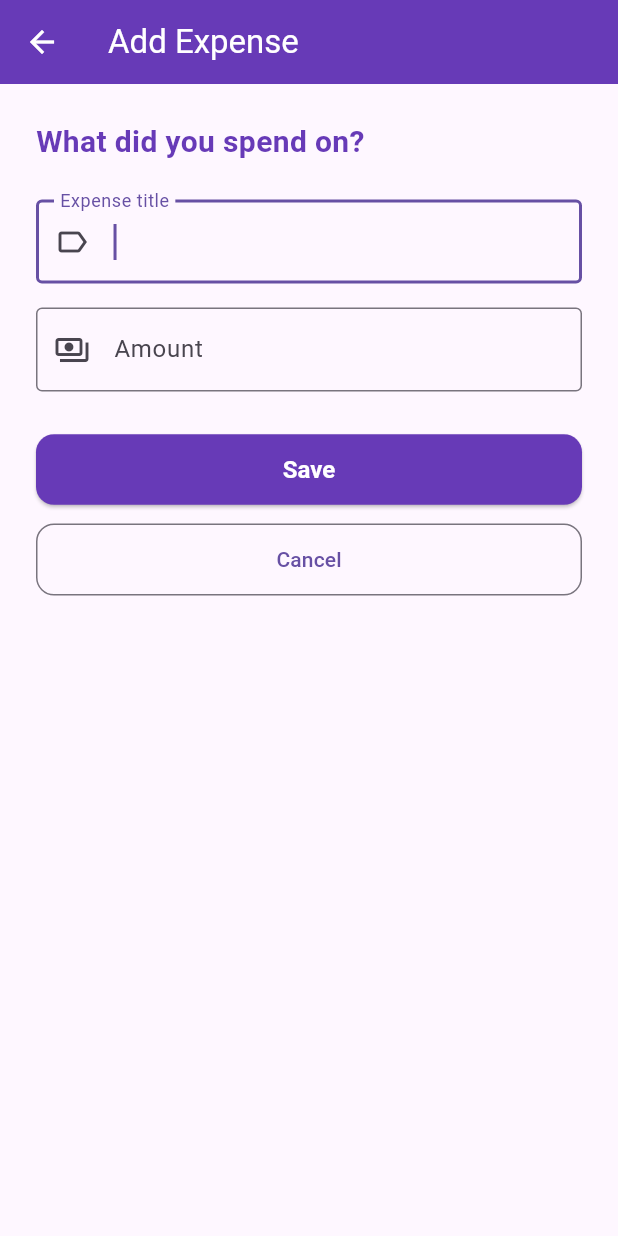
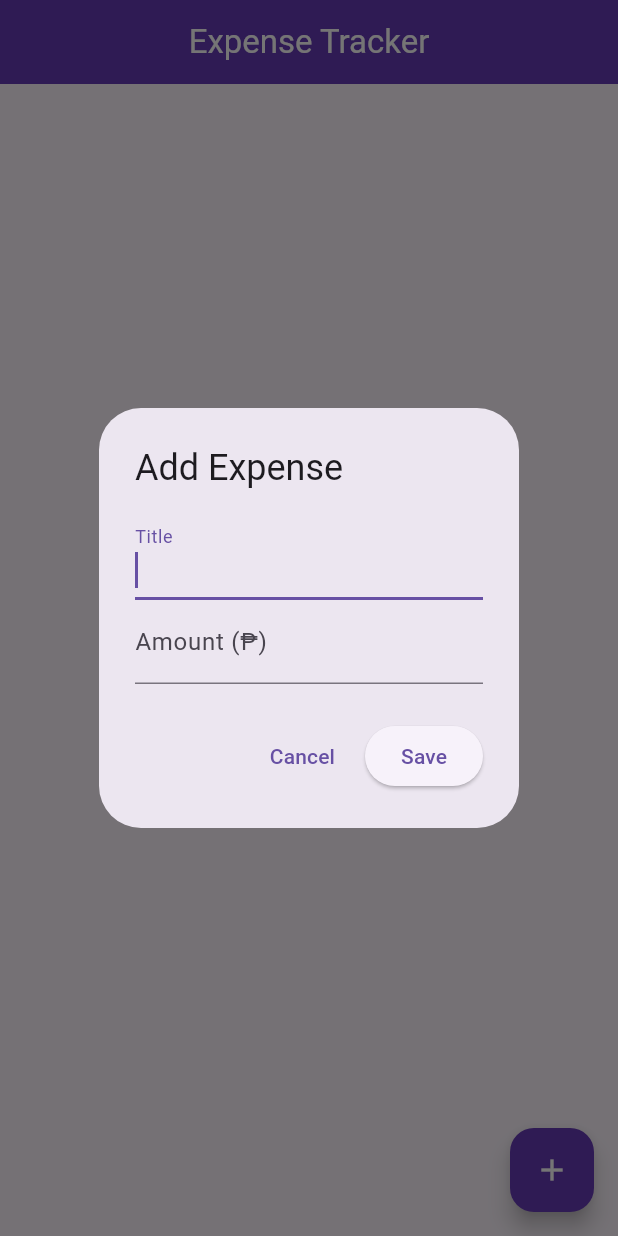
Before and after one commit to ibruzo06/bsis3A-flutter-setup-BRUZO, a Flutter app: the screen it shows after launch, after a tap on the "add" icon, on a phone screen of 412 x 824 dp. Run offline on Flutter 3.47's test engine with Material 3 defaults, Android fonts, the phone set to English and light mode, and no system bars.

Commit message:
Expense List UI

```diff
--- a/lib/main.dart
+++ b/lib/main.dart
@@ -1,226 +1,218 @@
 import 'package:flutter/material.dart';
 
-void main() => runApp(const MaterialApp(
-      debugShowCheckedModeBanner: false,
-      home: ExpenseListPage(),
-    ));
+// ── Model ──────────────────────────────────────────────────────────────────────
 
-// ── Expense Model ──
 class Expense {
-  String title;
-  double amount;
-  Expense({required this.title, required this.amount});
+  final String title;
+  final double amount;
+  final String date;
+
+  const Expense({required this.title, required this.amount, required this.date});
 }
 
-// ── Screen 1: Expense List ──
-class ExpenseListPage extends StatefulWidget {
-  const ExpenseListPage({super.key});
-  @override
-  State<ExpenseListPage> createState() => _ExpenseListPageState();
-}
+// ── Dummy Data ─────────────────────────────────────────────────────────────────
 
-class _ExpenseListPageState extends State<ExpenseListPage> {
-  final List<Expense> _expenses = [
-    Expense(title: 'Coffee', amount: 80),
-    Expense(title: 'Groceries', amount: 350),
-    Expense(title: 'Grab Ride', amount: 120),
+final List<Expense> _dummyExpenses = [
+  Expense(title: 'Coffee', amount: 80, date: 'Mar 1'),
+  Expense(title: 'Groceries', amount: 350, date: 'Mar 3'),
+  Expense(title: 'Grab Ride', amount: 120, date: 'Mar 7'),
+  Expense(title: 'Netflix', amount: 199, date: 'Mar 10'),
+  Expense(title: 'Electricity Bill', amount: 1200, date: 'Mar 12'),
 ];
 
-  Future<void> _openAddScreen() async {
-    final result = await Navigator.push<Expense>(
-      context,
-      MaterialPageRoute(builder: (_) => const AddEditExpensePage()),
-    );
-    if (result != null && mounted) {
-      setState(() => _expenses.add(result));
-      ScaffoldMessenger.of(context).showSnackBar(
-        SnackBar(content: Text('Added: ${result.title}')),
+// ── Part A: ExpenseItem Widget ─────────────────────────────────────────────────
+
+class ExpenseItem extends StatelessWidget {
+  final Expense expense;
+  const ExpenseItem({super.key, required this.expense});
+
+  @override
+  Widget build(BuildContext context) {
+    return Card(
+      margin: const EdgeInsets.symmetric(horizontal: 16, vertical: 6),
+      shape: RoundedRectangleBorder(borderRadius: BorderRadius.circular(12)),
+      child: ListTile(
+        leading: const CircleAvatar(
+          backgroundColor: Colors.deepPurple,
+          child: Icon(Icons.receipt_long, color: Colors.white, size: 20),
+        ),
+        title: Text(expense.title,
+            style: const TextStyle(fontWeight: FontWeight.bold)),
+        subtitle: Text(expense.date,
+            style: const TextStyle(color: Colors.grey)),
+        trailing: Text(
+          '₱${expense.amount.toStringAsFixed(2)}',
+          style: const TextStyle(
+              fontWeight: FontWeight.bold,
+              fontSize: 15,
+              color: Colors.deepPurple),
+        ),
+      ),
     );
   }
 }
 
-  Future<void> _openEditScreen(int index) async {
-    final result = await Navigator.push<Expense>(
-      context,
-      MaterialPageRoute(
-        builder: (_) => AddEditExpensePage(existing: _expenses[index]),
+// ── Part C: Empty State ────────────────────────────────────────────────────────
+
+class EmptyState extends StatelessWidget {
+  const EmptyState({super.key});
+
+  @override
+  Widget build(BuildContext context) {
+    return const Center(
+      child: Column(
+        mainAxisAlignment: MainAxisAlignment.center,
+        children: [
+          Icon(Icons.receipt_long_outlined, size: 72, color: Colors.grey),
+          SizedBox(height: 16),
+          Text('No expenses yet',
+              style: TextStyle(fontSize: 18, fontWeight: FontWeight.bold)),
+          SizedBox(height: 8),
+          Text('Tap + to add one', style: TextStyle(color: Colors.grey)),
+        ],
       ),
-    );
-    if (result != null && mounted) {
-      setState(() => _expenses[index] = result);
-      ScaffoldMessenger.of(context).showSnackBar(
-        SnackBar(content: Text('Updated: ${result.title}')),
     );
   }
 }
 
+// ── Total Banner ───────────────────────────────────────────────────────────────
+
+class TotalBanner extends StatelessWidget {
+  final double total;
+  const TotalBanner({super.key, required this.total});
+
   @override
-  Widget build(BuildContext context) => Scaffold(
+  Widget build(BuildContext context) {
+    return Container(
+      width: double.infinity,
+      color: const Color(0xFFDDD9F3),
+      padding: const EdgeInsets.fromLTRB(20, 20, 20, 24),
+      child: Column(
+        crossAxisAlignment: CrossAxisAlignment.start,
+        children: [
+          const Text(
+            'Total Expenses',
+            style: TextStyle(
+              fontSize: 13,
+              color: Colors.deepPurple,
+            ),
+          ),
+          const SizedBox(height: 6),
+          Text(
+            '₱${total.toStringAsFixed(2)}',
+            style: const TextStyle(
+              fontSize: 36,
+              fontWeight: FontWeight.bold,
+              color: Colors.deepPurple,
+            ),
+          ),
+        ],
+      ),
+    );
+  }
+}
+
+// ── Part B: ExpenseListScreen ──────────────────────────────────────────────────
+
+class ExpenseListScreen extends StatefulWidget {
+  const ExpenseListScreen({super.key});
+
+  @override
+  State<ExpenseListScreen> createState() => _ExpenseListScreenState();
+}
+
+class _ExpenseListScreenState extends State<ExpenseListScreen> {
+  List<Expense> _expenses = [];
+
+  double get _total => _expenses.fold(0, (sum, e) => sum + e.amount);
+
+  void _addExpense() {
+    final titleCtrl = TextEditingController();
+    final amountCtrl = TextEditingController();
+
+    showDialog(
+      context: context,
+      builder: (_) => AlertDialog(
+        title: const Text('Add Expense'),
+        content: Column(
+          mainAxisSize: MainAxisSize.min,
+          children: [
+            TextField(
+              controller: titleCtrl,
+              autofocus: true,
+              decoration: const InputDecoration(labelText: 'Title'),
+            ),
+            TextField(
+              controller: amountCtrl,
+              keyboardType: TextInputType.number,
+              decoration: const InputDecoration(labelText: 'Amount (₱)'),
+            ),
+          ],
+        ),
+        actions: [
+          TextButton(
+            onPressed: () => Navigator.pop(context),
+            child: const Text('Cancel'),
+          ),
+          ElevatedButton(
+            onPressed: () {
+              final title = titleCtrl.text.trim();
+              final amount = double.tryParse(amountCtrl.text.trim());
+              if (title.isEmpty || amount == null) return;
+              setState(() => _expenses.add(Expense(
+                    title: title,
+                    amount: amount,
+                    date: 'Mar ${_expenses.length + 1}',
+                  )));
+              Navigator.pop(context);
+            },
+            child: const Text('Save'),
+          ),
+        ],
+      ),
+    );
+  }
+
+  @override
+  Widget build(BuildContext context) {
+    return Scaffold(
       appBar: AppBar(
-          title: const Text('My Expenses'),
+        title: const Text('Expense Tracker'),
         backgroundColor: Colors.deepPurple,
         foregroundColor: Colors.white,
+        centerTitle: true,
       ),
-        body: ListView.builder(
-          padding: const EdgeInsets.all(16),
+      body: _expenses.isEmpty
+          ? const EmptyState()
+          : Column(
+              children: [
+                // Total banner — matches the screenshot
+                TotalBanner(total: _total),
+                // List
+                Expanded(
+                  child: ListView.separated(
+                    padding: const EdgeInsets.symmetric(vertical: 8),
                     itemCount: _expenses.length,
-          itemBuilder: (context, index) {
-            final e = _expenses[index];
-            return Card(
-              margin: const EdgeInsets.only(bottom: 12),
-              shape: RoundedRectangleBorder(borderRadius: BorderRadius.circular(12)),
-              child: ListTile(
-                contentPadding: const EdgeInsets.symmetric(horizontal: 16, vertical: 8),
-                leading: CircleAvatar(
-                  backgroundColor: Colors.deepPurple,
-                  child: Text(
-                    '${index + 1}',   // 👈 number instead of broken icon
-                    style: const TextStyle(
-                      color: Colors.white,
-                      fontWeight: FontWeight.bold,
+                    separatorBuilder: (_, __) => const SizedBox(height: 2),
+                    itemBuilder: (_, index) =>
+                        ExpenseItem(expense: _expenses[index]),
                   ),
                 ),
+              ],
             ),
-                title: Text(e.title, style: const TextStyle(fontWeight: FontWeight.bold)),
-                subtitle: Text(
-                  '₱${e.amount.toStringAsFixed(2)}',
-                  style: const TextStyle(color: Colors.deepPurple),
-                ),
-                trailing: const Icon(Icons.edit, color: Colors.grey),
-                onTap: () => _openEditScreen(index),
-              ),
-            );
-          },
-        ),
-        floatingActionButton: Tooltip(
-          message: 'Add Expense',
-          child: FloatingActionButton(
-            onPressed: _openAddScreen,
+      floatingActionButton: FloatingActionButton(
+        onPressed: _addExpense,
         backgroundColor: Colors.deepPurple,
         foregroundColor: Colors.white,
         child: const Icon(Icons.add),
       ),
-        ),
     );
-}
-
-// ── Screen 2: Add / Edit Expense ──
-class AddEditExpensePage extends StatefulWidget {
-  final Expense? existing;
-  const AddEditExpensePage({super.key, this.existing});
-  @override
-  State<AddEditExpensePage> createState() => _AddEditExpensePageState();
-}
-
-class _AddEditExpensePageState extends State<AddEditExpensePage> {
-  final _titleController = TextEditingController();
-  final _amountController = TextEditingController();
-  String? _titleError;
-  String? _amountError;
-
-  bool get _isEditMode => widget.existing != null;
-
-  @override
-  void initState() {
-    super.initState();
-    if (_isEditMode) {
-      _titleController.text = widget.existing!.title;
-      _amountController.text = widget.existing!.amount.toString();
   }
 }
 
-  void _save() {
-    final title = _titleController.text.trim();
-    final amountText = _amountController.text.trim();
-    final amount = double.tryParse(amountText);
+// ── Entry Point ────────────────────────────────────────────────────────────────
 
-    setState(() {
-      _titleError = title.isEmpty ? 'Title cannot be empty' : null;
-      _amountError = amountText.isEmpty
-          ? 'Amount cannot be empty'
-          : (amount == null || amount <= 0)
-              ? 'Enter a valid amount greater than 0'
-              : null;
-    });
-
-    if (_titleError != null || _amountError != null) return;
-    Navigator.pop(context, Expense(title: title, amount: amount!));
-  }
-
-  @override
-  void dispose() {
-    _titleController.dispose();
-    _amountController.dispose();
-    super.dispose();
-  }
-
-  @override
-  Widget build(BuildContext context) => Scaffold(
-        appBar: AppBar(
-          title: Text(_isEditMode ? 'Edit Expense' : 'Add Expense'),
-          backgroundColor: Colors.deepPurple,
-          foregroundColor: Colors.white,
-        ),
-        body: Padding(
-          padding: const EdgeInsets.all(24),
-          child: Column(
-            crossAxisAlignment: CrossAxisAlignment.stretch,
-            children: [
-              Text(
-                _isEditMode ? 'Update your expense' : 'What did you spend on?',
-                style: const TextStyle(
-                  fontSize: 20,
-                  fontWeight: FontWeight.bold,
-                  color: Colors.deepPurple,
-                ),
-              ),
-              const SizedBox(height: 24),
-              TextField(
-                controller: _titleController,
-                autofocus: true,
-                textCapitalization: TextCapitalization.sentences,
-                decoration: InputDecoration(
-                  labelText: 'Expense title',
-                  errorText: _titleError,
-                  border: const OutlineInputBorder(),
-                  prefixIcon: const Icon(Icons.label_outline),
-                ),
-              ),
-              const SizedBox(height: 16),
-              TextField(
-                controller: _amountController,
-                keyboardType: const TextInputType.numberWithOptions(decimal: true),
-                decoration: InputDecoration(
-                  labelText: 'Amount',
-                  errorText: _amountError,
-                  border: const OutlineInputBorder(),
-                  prefixIcon: const Icon(Icons.payments_outlined),
-                  prefixText: '₱ ',
-                ),
-              ),
-              const SizedBox(height: 28),
-              ElevatedButton(
-                onPressed: _save,
-                style: ElevatedButton.styleFrom(
-                  backgroundColor: Colors.deepPurple,
-                  foregroundColor: Colors.white,
-                  padding: const EdgeInsets.symmetric(vertical: 14),
-                  shape: RoundedRectangleBorder(borderRadius: BorderRadius.circular(12)),
-                  textStyle: const TextStyle(fontSize: 16, fontWeight: FontWeight.bold),
-                ),
-                child: Text(_isEditMode ? 'Update' : 'Save'),
-              ),
-              const SizedBox(height: 12),
-              OutlinedButton(
-                onPressed: () => Navigator.pop(context),
-                style: OutlinedButton.styleFrom(
-                  padding: const EdgeInsets.symmetric(vertical: 14),
-                  shape: RoundedRectangleBorder(borderRadius: BorderRadius.circular(12)),
-                ),
-                child: const Text('Cancel'),
-              ),
-            ],
-          ),
-        ),
-      );
-}
+void main() => runApp(const MaterialApp(
+      debugShowCheckedModeBanner: false,
+      home: ExpenseListScreen(),
+    ));
```
Lines whose indentation alone changed are shown as unchanged.
